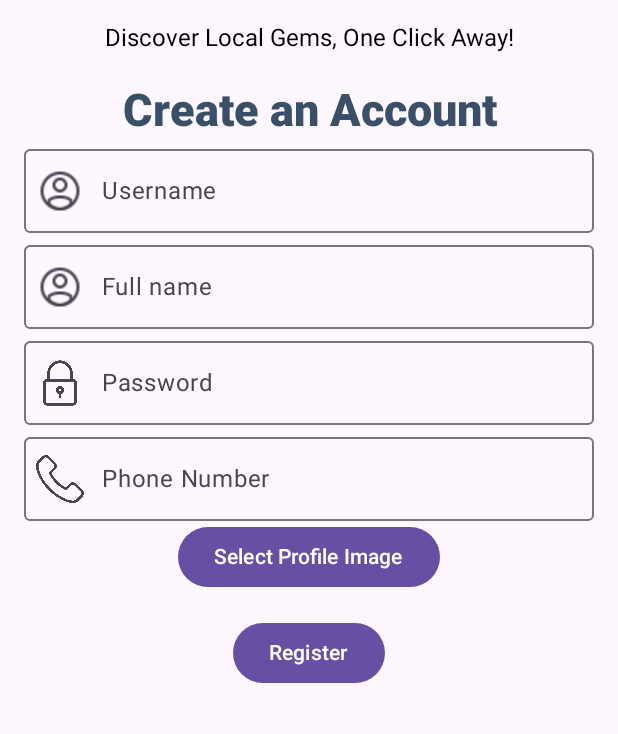
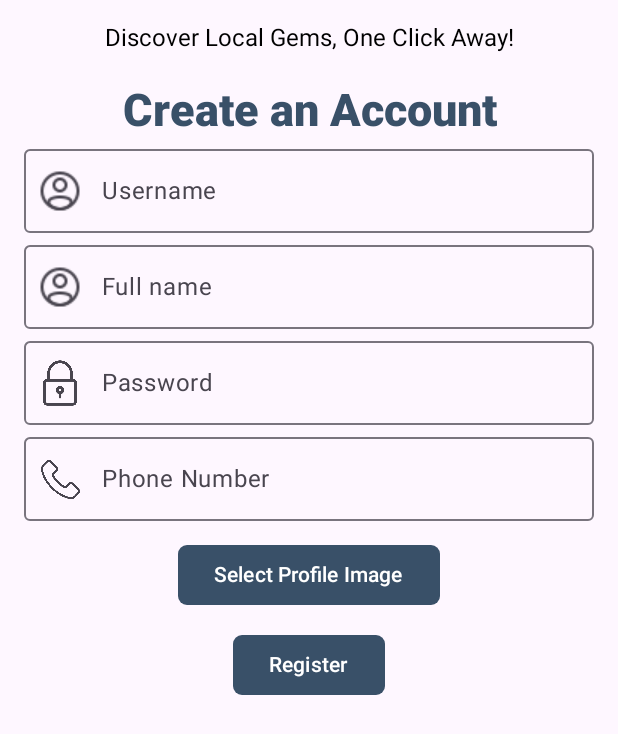
Before and after one commit to andjelaadoncov/Tourister, an Android app built with Jetpack Compose: the screen it shows after launch (MainActivity), on a phone screen of 412 x 824 dp. Shown: the top 734 px of the screen. Run offline under Robolectric (Android 15) with nearby library versions, the phone set to English and light mode, and no system bars; our stand-ins replace Firebase (no records; nobody signed in at launch, a user with empty details on screens opened directly).

Commit message:
edited styles of the Registration screen

```diff
--- a/Tourister/app/src/main/java/com/example/tourister/screens/RegistrationScreen.kt
+++ b/Tourister/app/src/main/java/com/example/tourister/screens/RegistrationScreen.kt
@@ -25,6 +25,8 @@ import androidx.lifecycle.viewmodel.compose.viewModel
 import com.example.tourister.R
 import com.example.tourister.models.RegistrationViewModel
 import androidx.activity.result.contract.ActivityResultContracts
+import androidx.compose.foundation.shape.RoundedCornerShape
+import androidx.compose.material3.ButtonDefaults
 
 @Composable
 fun RegistrationScreen(
@@ -135,14 +137,18 @@ fun RegistrationScreen(
             keyboardOptions = KeyboardOptions.Default,
             onValueChange = registrationViewModel::onPhoneNumberChange,
             leadingIcon = {
-                Icon(painter = painterResource(id = R.drawable.telephone), contentDescription = "", modifier = Modifier.size(32.dp))
+                Icon(painter = painterResource(id = R.drawable.telephone), contentDescription = "", modifier = Modifier.size(26.dp))
             }
         )
 
         Button(onClick = {
             // Otvorite galeriju za izbor slike
             pickImageLauncher.launch("image/*")
-        }) {
+        }, colors = ButtonDefaults.buttonColors(
+            containerColor = Color(0xff395068),
+            contentColor = Color.White
+        ), shape = RoundedCornerShape(6.dp),
+            modifier = Modifier.padding(top = 12.dp)){
             Text(text = "Select Profile Image")
         }
 
@@ -153,7 +159,12 @@ fun RegistrationScreen(
                     onError = onRegisterError
                 )
             },
-            modifier = Modifier.padding(top = 16.dp)
+            colors = ButtonDefaults.buttonColors(
+                containerColor = Color(0xff395068),
+                contentColor = Color.White
+            ),
+             shape = RoundedCornerShape(6.dp) ,
+            modifier = Modifier.padding(top = 12.dp)
         ) {
             Text(text = "Register")
         }
```
